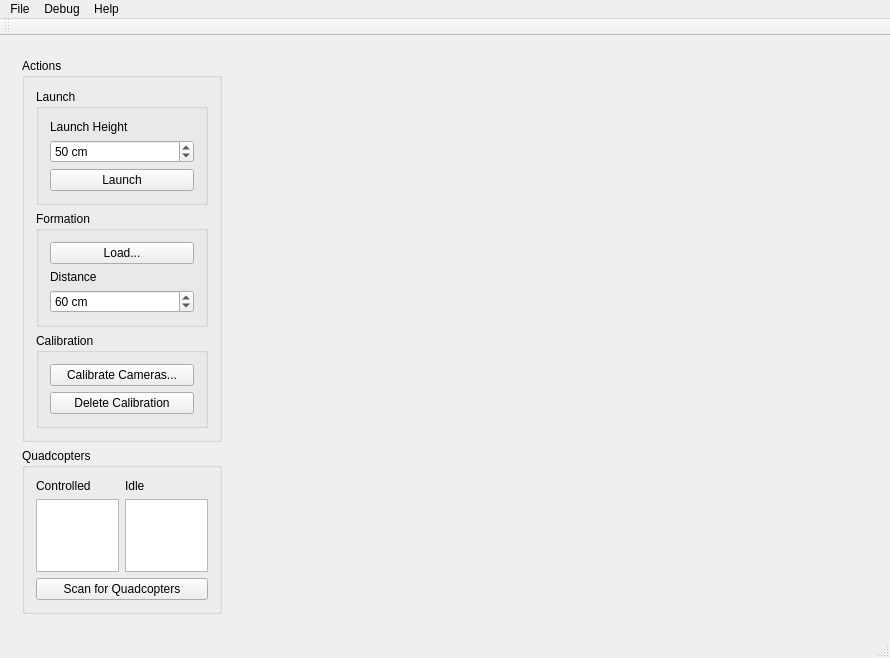
Above: mainwindow.ui from KITrokopter/GUI-Application before the change. Below: the same form after it.
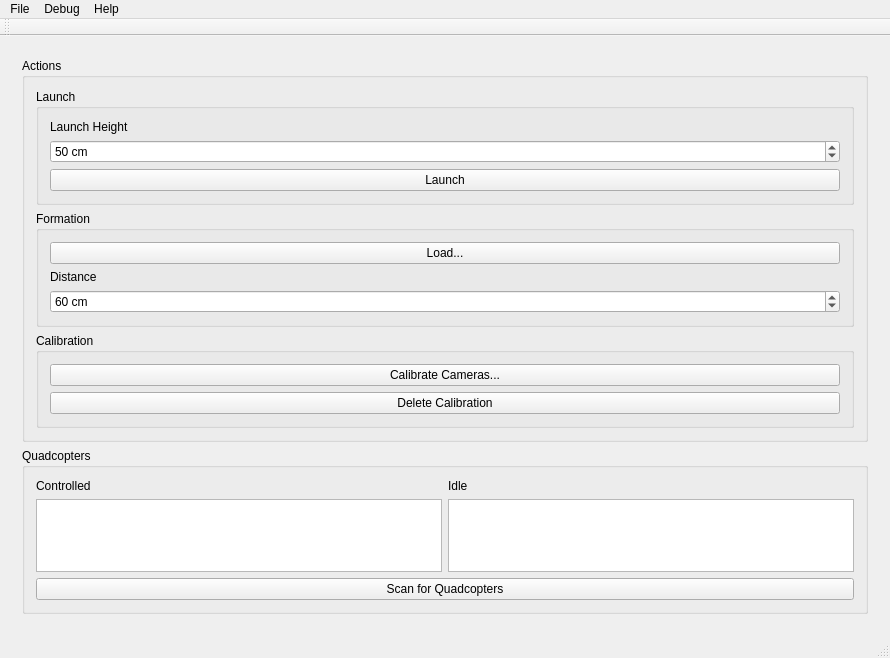
That is the form after the change.

Commit message: Added irrlicht widget, doesn't compile for some reason.

```diff
--- a/mainwindow.ui
+++ b/mainwindow.ui
@@ -10,6 +10,12 @@
     <height>658</height>
    </rect>
   </property>
+  <property name="sizePolicy">
+   <sizepolicy hsizetype="Preferred" vsizetype="Preferred">
+    <horstretch>0</horstretch>
+    <verstretch>0</verstretch>
+   </sizepolicy>
+  </property>
   <property name="windowTitle">
    <string>KITrokopter</string>
   </property>
@@ -190,16 +196,6 @@
          </item>
         </layout>
        </item>
-       <item>
-        <widget class="QWidget" name="widget_2" native="true">
-         <property name="minimumSize">
-          <size>
-           <width>640</width>
-           <height>480</height>
-          </size>
-         </property>
-        </widget>
-       </item>
       </layout>
      </widget>
     </item>
```
Left out of the diff: 2 changed lines with no effect on the pictures. The commit also changes 5 other files.
